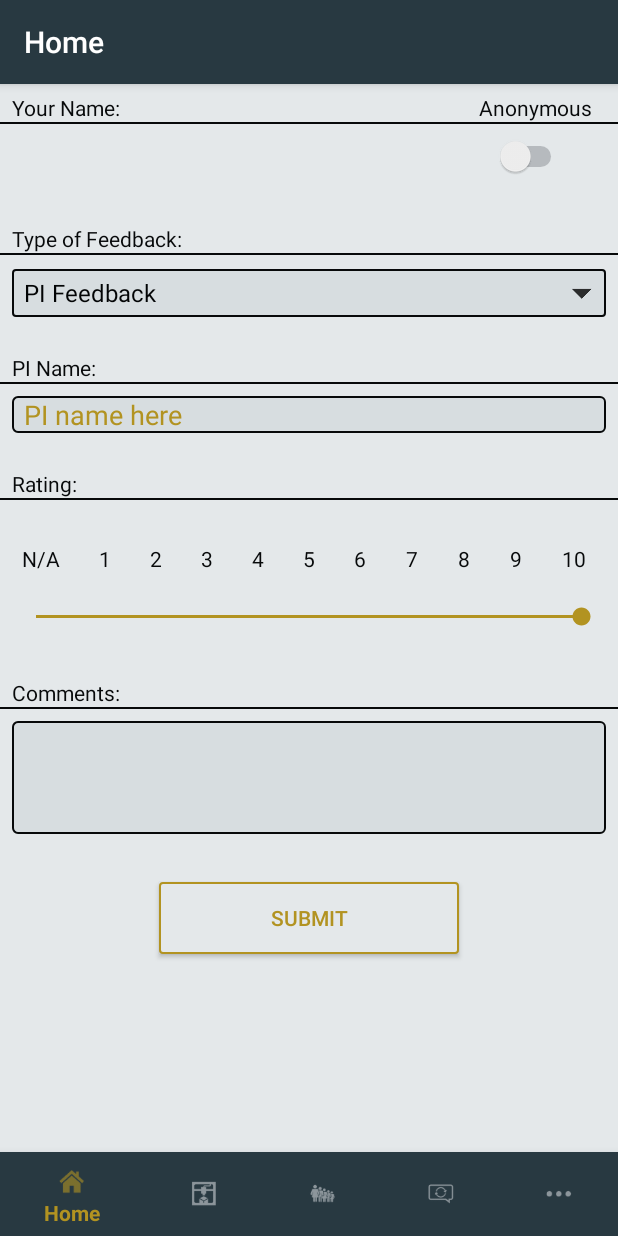
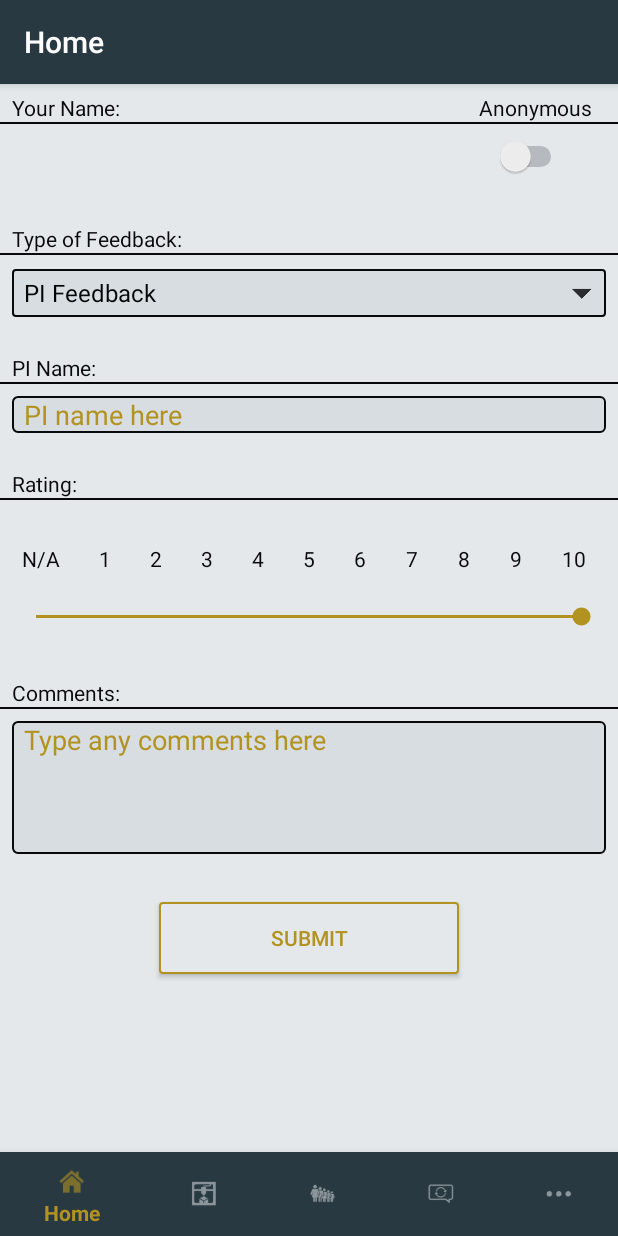
Before and after one commit to andeyt/invention_studio_android, an Android app: the fragment FeedbackFragment placed in its activity, on a phone screen of 412 x 824 dp. Run offline under Robolectric (Android 15) with nearby library versions, the phone set to English and light mode, and no system bars; our stand-ins replace Picasso; pictures from the network do not load; 3 statements that could not run were skipped.

Commit message:
making edit text 4 lines AND expandable

```diff
--- a/app/src/main/res/layout/fragment_feedback.xml
+++ b/app/src/main/res/layout/fragment_feedback.xml
@@ -384,23 +384,23 @@
                 <EditText
                     android:id="@+id/plain_text_input"
                     android:layout_width="0dp"
-                    android:layout_height="75dp"
-                    android:paddingLeft="8dp"
-                    android:textColorHint="@color/IS_AccentPrimary_Light"
+                    android:layout_height="wrap_content"
                     android:layout_marginLeft="8dp"
                     android:layout_marginRight="8dp"
                     android:layout_marginTop="8dp"
+                    android:background="@drawable/edittext_border"
                     android:gravity="top"
+                    android:hint="Type any comments here"
                     android:inputType="textMultiLine|textCapSentences"
+                    android:lines="4"
+                    android:paddingLeft="8dp"
                     android:scrollHorizontally="false"
-                    android:background="@drawable/edittext_border"
                     android:textColor="@color/IS_Text_Light"
+                    android:textColorHint="@color/IS_AccentPrimary_Light"
                     app:layout_constraintHorizontal_bias="0.0"
                     app:layout_constraintLeft_toLeftOf="parent"
                     app:layout_constraintRight_toRightOf="parent"
-                    app:layout_constraintTop_toBottomOf="@+id/view7"
-                    android:layout_marginStart="8dp"
-                    android:layout_marginEnd="8dp" />
+                    app:layout_constraintTop_toBottomOf="@+id/view7" />
 
                 <Button
                     android:id="@+id/submit"
--- a/app/src/main/res/layout/fragment_report_a_problem.xml
+++ b/app/src/main/res/layout/fragment_report_a_problem.xml
@@ -171,7 +171,8 @@
                     app:layout_constraintHorizontal_bias="0.0"
                     app:layout_constraintLeft_toLeftOf="parent"
                     app:layout_constraintRight_toRightOf="parent"
-                    app:layout_constraintTop_toBottomOf="@+id/view7" />
+                    app:layout_constraintTop_toBottomOf="@+id/view7"
+                    android:lines="4"/>
 
                 <Button
                     android:id="@+id/submit"
```
